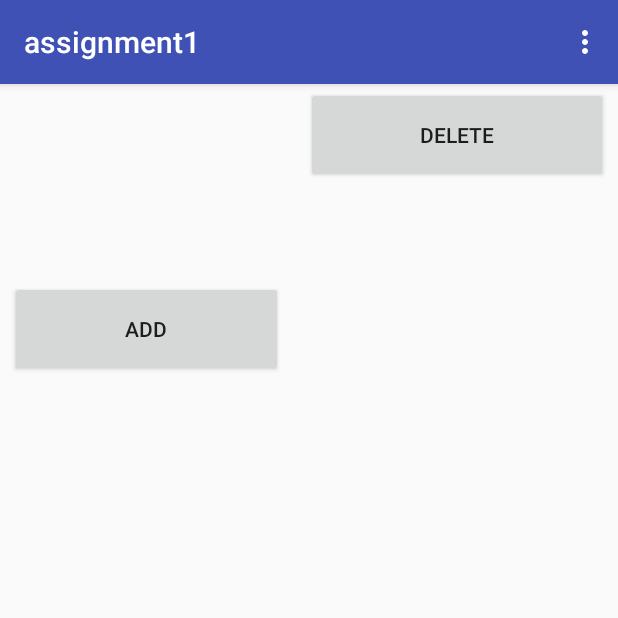
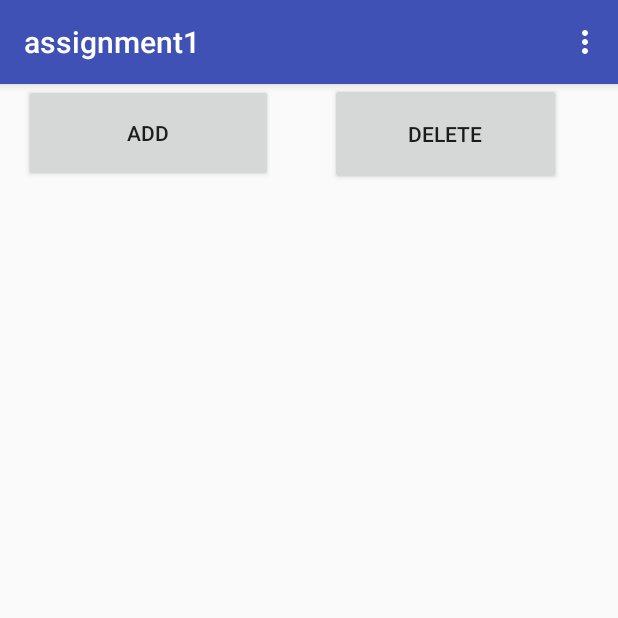
Before and after one commit to AidanKosik/301A1, an Android app: the screen it shows after launch (MainActivity), on a phone screen of 412 x 824 dp, the top half of it. Run offline under Robolectric (Android 15) with nearby library versions, the phone set to English and light mode, and no system bars.

Commit message:
added application files

```diff
--- a/app/src/main/java/com/example/aidankosik/assignment1/MainActivity.java
+++ b/app/src/main/java/com/example/aidankosik/assignment1/MainActivity.java
@@ -1,5 +1,6 @@
 package com.example.aidankosik.assignment1;
 
+import android.content.Intent;
 import android.os.Bundle;
 import android.support.design.widget.FloatingActionButton;
 import android.support.design.widget.Snackbar;
@@ -8,15 +9,22 @@ import android.support.v7.widget.Toolbar;
 import android.view.View;
 import android.view.Menu;
 import android.view.MenuItem;
+import android.widget.ArrayAdapter;
 import android.widget.Button;
+import android.widget.EditText;
 import android.widget.ListView;
 import android.view.View.OnClickListener;
 import android.widget.Toast;
+
+import java.util.Iterator;
+import java.util.List;
+import java.util.Vector;
 
 
 public class MainActivity extends AppCompatActivity {
     public Button b_add, b_delete;
     public ListView c_subscriptions;
+    public static Vector<subscription> subscriptionVector;
 
     @Override
     protected void onCreate(Bundle savedInstanceState) {
@@ -25,14 +33,13 @@ public class MainActivity extends AppCompatActivity {
         Toolbar toolbar = (Toolbar) findViewById(R.id.toolbar);
         setSupportActionBar(toolbar);
 
-        Button b_add = (Button) findViewById(R.id.add);
-        Button b_delete = (Button) findViewById(R.id.delete);
+        b_add = (Button) findViewById(R.id.add);
+        b_delete = (Button) findViewById(R.id.delete);
 
         b_add.setText("Add");
         b_delete.setText("Delete");
 
-        ListView c_subscriptions = (ListView) findViewById(R.id.subs);
-
+        c_subscriptions = (ListView) findViewById(R.id.subs);
 
     }
 
@@ -40,13 +47,6 @@ public class MainActivity extends AppCompatActivity {
     public boolean onCreateOptionsMenu(Menu menu) {
         // Inflate the menu; this adds items to the action bar if it is present.
         getMenuInflater().inflate(R.menu.menu_main, menu);
-
-//        b_add.setOnClickListener(new OnClickListener() {
-//            @Override
-//            public void onClick(View view) {
-//                Toast .makeText(MainActivity.this, "Button Clicked", Toast.LENGTH_SHORT).show();
-//            }
-//        });
 
         return true;
     }
@@ -65,4 +65,9 @@ public class MainActivity extends AppCompatActivity {
 
         return super.onOptionsItemSelected(item);
     }
+
+    public void addClick(View view) {
+        Intent addIntent = new Intent(this, addSubscription.class);
+        startActivity(addIntent);
+    }
 }
--- a/app/src/main/res/layout/content_main.xml
+++ b/app/src/main/res/layout/content_main.xml
@@ -10,41 +10,37 @@
 
     <Button
         android:id="@+id/add"
-        android:layout_width="182dp"
-        android:layout_height="64dp"
-        android:layout_marginBottom="444dp"
-        android:layout_marginEnd="4dp"
-        android:layout_marginTop="2dp"
-        app:layout_constraintBottom_toBottomOf="parent"
-        app:layout_constraintEnd_toStartOf="@+id/delete"
+        android:layout_width="166dp"
+        android:layout_height="65dp"
+        android:layout_marginBottom="16dp"
+        android:layout_marginStart="16dp"
+        android:onClick="addClick"
+        android:text="@string/add"
+        app:layout_constraintBottom_toTopOf="@+id/subs"
         app:layout_constraintStart_toStartOf="parent"
-        app:layout_constraintTop_toTopOf="parent" />
+        app:layout_constraintTop_toTopOf="parent"
+        app:layout_constraintVertical_bias="0.0" />
 
     <Button
         android:id="@+id/delete"
-        android:layout_width="201dp"
-        android:layout_height="64dp"
-        android:layout_marginBottom="444dp"
-        android:layout_marginStart="4dp"
-        android:layout_marginTop="2dp"
-        app:layout_constraintBottom_toBottomOf="parent"
+        android:layout_width="154dp"
+        android:layout_height="68dp"
+        android:layout_marginEnd="16dp"
+        android:layout_marginStart="16dp"
+        android:text="@string/delete"
+        app:layout_constraintBaseline_toBaselineOf="@+id/add"
         app:layout_constraintEnd_toEndOf="parent"
-        app:layout_constraintStart_toEndOf="@+id/add"
-        app:layout_constraintTop_toTopOf="parent"
-        app:layout_constraintVertical_bias="0.0" />
+        app:layout_constraintStart_toEndOf="@+id/add" />
 
     <ListView
         android:id="@+id/subs"
-        android:layout_width="368dp"
-        android:layout_height="428dp"
-        android:layout_marginBottom="8dp"
-        android:layout_marginEnd="8dp"
-        android:layout_marginStart="8dp"
-        android:layout_marginTop="8dp"
+        android:layout_width="352dp"
+        android:layout_height="401dp"
+        android:layout_marginBottom="16dp"
+        android:layout_marginEnd="16dp"
+        android:layout_marginStart="16dp"
         app:layout_constraintBottom_toBottomOf="parent"
         app:layout_constraintEnd_toEndOf="parent"
-        app:layout_constraintStart_toStartOf="parent"
-        app:layout_constraintTop_toBottomOf="@+id/add" >
+        app:layout_constraintStart_toStartOf="parent" />
 
-    </ListView>
 </android.support.constraint.ConstraintLayout>
--- a/app/src/main/res/values/strings.xml
+++ b/app/src/main/res/values/strings.xml
@@ -1,4 +1,12 @@
 <resources>
     <string name="app_name">assignment1</string>
     <string name="action_settings">Settings</string>
+    <string name="add">Add</string>
+    <string name="delete">Delete</string>
+    <string name="title_activity_add_subscription">addSubscription</string>
+    <string name="name">Name</string>
+    <string name="date">Date (YYYY-DD-MM)</string>
+    <string name="price">Price $</string>
+    <string name="comments">Comments (Max 30 Characters)</string>
+    <string name="submit">Submit</string>
 </resources>
```
Also changed, not shown: app/src/main/AndroidManifest.xml (+9 -0 lines), app/src/main/java/com/example/aidankosik/assignment1/addSubscription.java (added, +43 -0 lines), app/src/main/java/com/example/aidankosik/assignment1/subscription.java (added, +52 -0 lines), app/src/main/res/layout/activity_add_subscription.xml (added, +25 -0 lines), app/src/main/res/layout/content_add_subscription.xml (added, +106 -0 lines).
